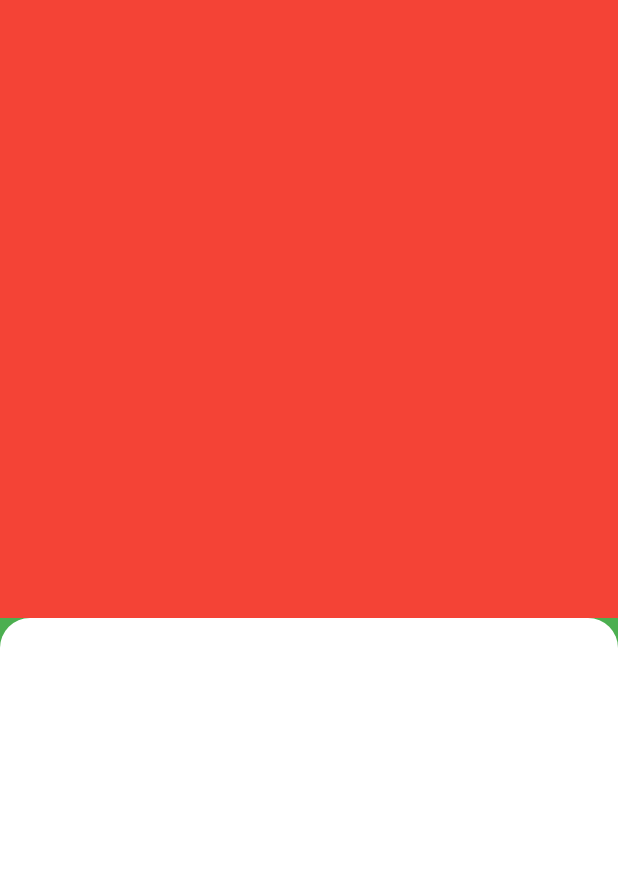
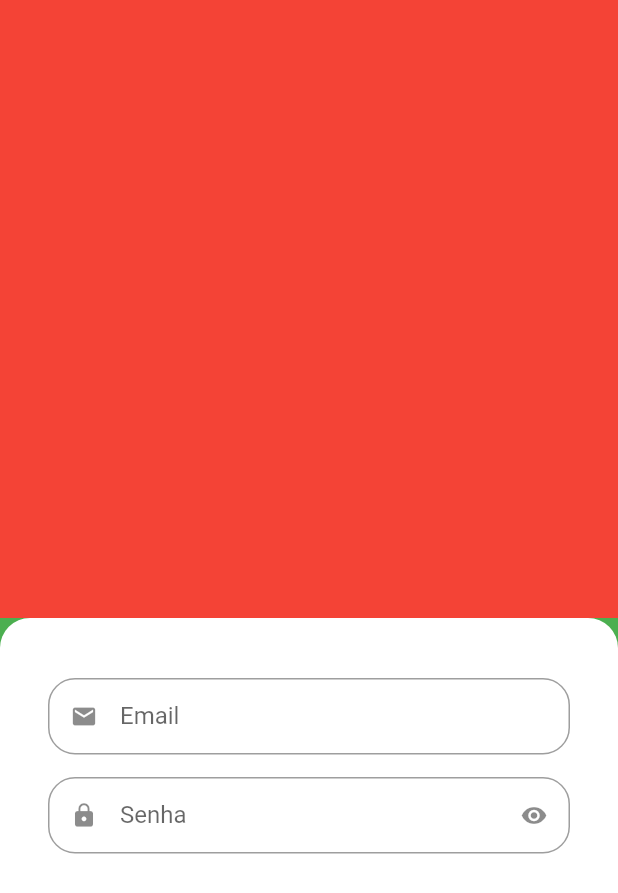
Before and after one commit to eduardotsilva/app_verdureiro, a Flutter app: the screen it shows after launch, on a phone screen of 412 x 824 dp. Shown: the top 893 px of the screen. Run offline on Flutter 3.47's test engine with Material 2 defaults, Android fonts, the phone set to English and light mode, and no system bars.

Commit message:
criado widget custom de textfield para padrão de campo input no app

```diff
--- a/lib/main.dart
+++ b/lib/main.dart
@@ -14,8 +14,8 @@ class MyApp extends StatelessWidget {
     return MaterialApp(
       title: 'Flutter Demo',
       theme: ThemeData(
-
-        primarySwatch: Colors.blue,
+        // useMaterial3: true,
+        primarySwatch: Colors.green,
       ),
       home: const SignInScreen(),
     );
--- /dev/null
+++ b/lib/src/auth/components/custom_text_field.dart
@@ -0,0 +1,60 @@
+import 'package:flutter/material.dart';
+
+class CustomTextField extends StatefulWidget {
+  final IconData icon;
+  final String label;
+  final bool isSecret;
+
+  const CustomTextField(
+      {Key? key,
+      required this.icon,
+      required this.label,
+      this.isSecret = false})
+      : super(key: key);
+
+  @override
+  State<CustomTextField> createState() => _CustomTextFieldState();
+}
+
+class _CustomTextFieldState extends State<CustomTextField> {
+  late bool isObscure = false;
+
+  @override
+  void initState() {
+    super.initState();
+
+    isObscure = widget.isSecret;
+  }
+
+  @override
+  Widget build(BuildContext context) {
+    return Padding(
+      padding: const EdgeInsets.only(bottom: 15),
+      child: TextFormField(
+        obscureText: isObscure,
+        decoration: InputDecoration(
+          prefixIcon: Icon(widget.icon),
+          suffixIcon: widget.isSecret
+              ? IconButton(
+                  icon: isObscure
+                      ? const Icon(Icons.visibility)
+                      : const Icon(Icons.visibility_off),
+                  onPressed: () {
+                    setState(
+                      () {
+                        isObscure = !isObscure;
+                      },
+                    );
+                  },
+                )
+              : null,
+          label: Text(widget.label),
+          isDense: true,
+          border: OutlineInputBorder(
+            borderRadius: BorderRadius.circular(18),
+          ),
+        ),
+      ),
+    );
+  }
+}
--- a/lib/src/auth/sign_in_screen.dart
+++ b/lib/src/auth/sign_in_screen.dart
@@ -1,4 +1,5 @@
 import 'package:flutter/material.dart';
+import 'package:verdureiro/src/auth/components/custom_text_field.dart';
 
 class SignInScreen extends StatelessWidget {
   const SignInScreen({Key? key}) : super(key: key);
@@ -18,11 +19,21 @@ class SignInScreen extends StatelessWidget {
           ),
           Expanded(
             child: Container(
+              padding: const EdgeInsets.symmetric(horizontal: 32, vertical: 40),
               decoration: const BoxDecoration(
                 color: Colors.white,
                 borderRadius: BorderRadius.vertical(
                   top: Radius.circular(20),
                 ),
+              ),
+              child: Column(
+                children: const [
+                  //email
+                  CustomTextField(icon: Icons.email, label: 'Email'),
+                  //senha
+                  CustomTextField(
+                      icon: Icons.lock, label: 'Senha', isSecret: true),
+                ],
               ),
             ),
           ),
```
